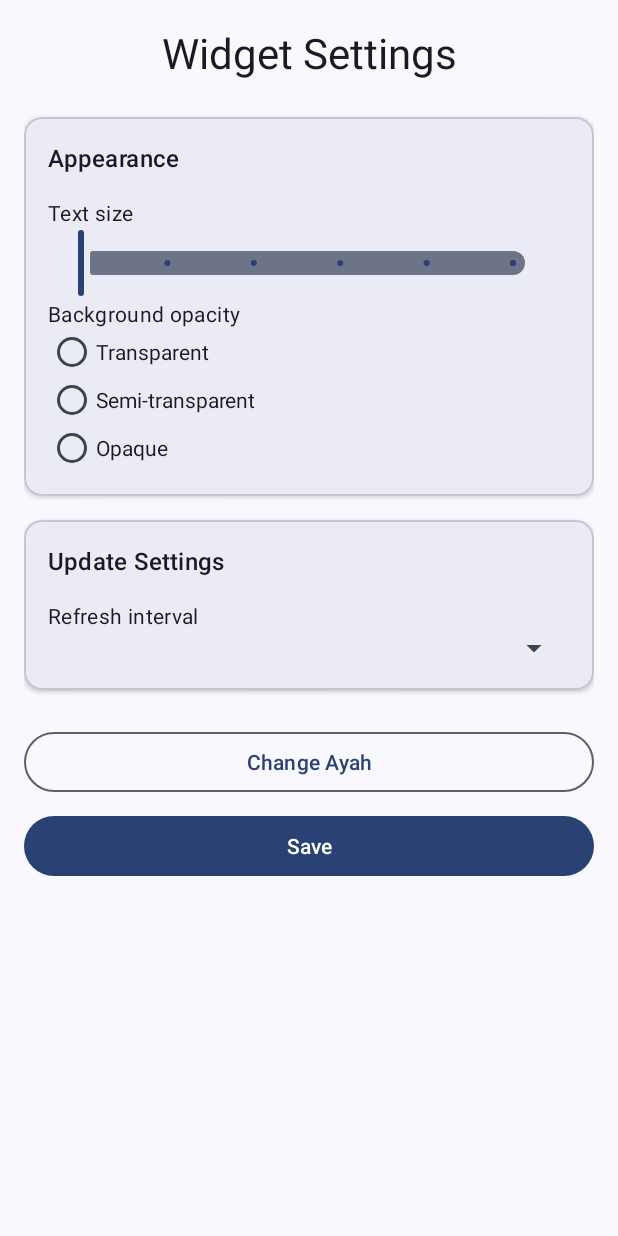
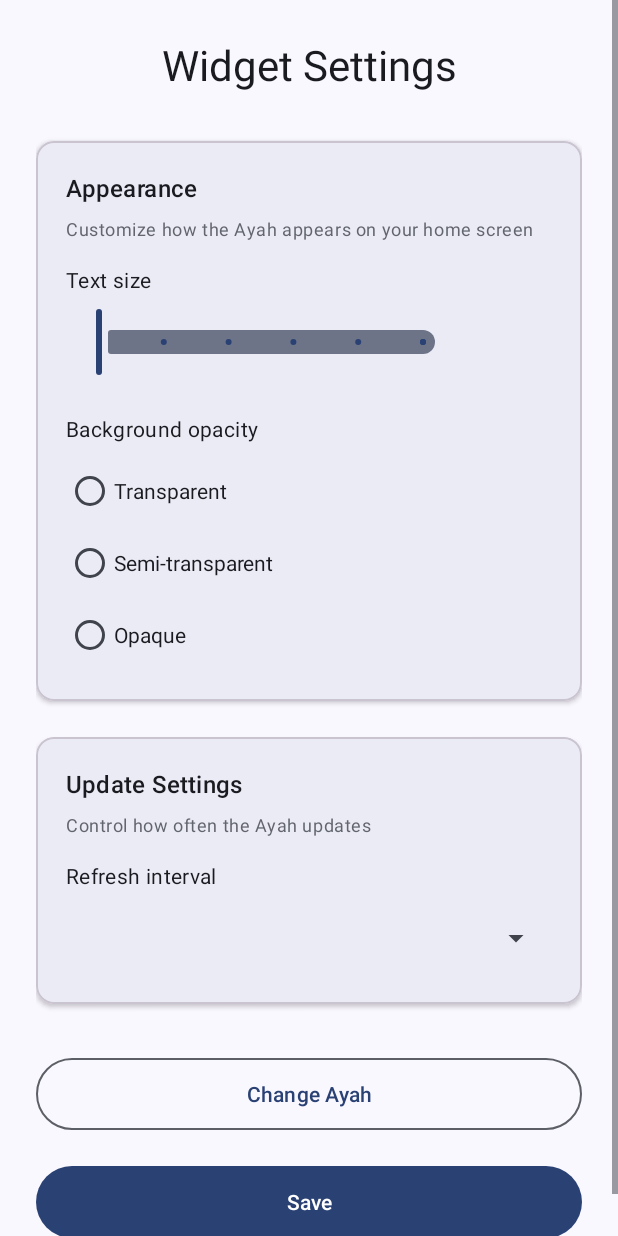
Before and after one commit to jihedamine/ayah-widget, an Android app: the WidgetConfigActivity screen opened directly, with no data from a screen before it, on a phone screen of 412 x 824 dp. Run offline under Robolectric (Android 15) with nearby library versions, the phone set to English and light mode, and no system bars; 1 statement that could not run was skipped.

Commit message:
Fix background alpha

```diff
--- a/app/src/main/AndroidManifest.xml
+++ b/app/src/main/AndroidManifest.xml
@@ -17,6 +17,7 @@
             android:theme="@style/AppTheme">
             <intent-filter>
                 <action android:name="android.appwidget.action.APPWIDGET_CONFIGURE" />
+                <action android:name="android.intent.action.CONFIGURATION_CHANGED" />
             </intent-filter>
         </activity>
 
@@ -25,9 +26,8 @@
             android:exported="false">
             <intent-filter>
                 <action android:name="android.appwidget.action.APPWIDGET_UPDATE" />
-            </intent-filter>
-            <intent-filter>
                 <action android:name="org.jihedamine.ayahwidget.AUTO_UPDATE" />
+                <action android:name="android.intent.action.CONFIGURATION_CHANGED" />
             </intent-filter>
             <meta-data
                 android:name="android.appwidget.provider"
--- a/app/src/main/res/layout/activity_widget_config.xml
+++ b/app/src/main/res/layout/activity_widget_config.xml
@@ -10,38 +10,48 @@
         android:layout_width="match_parent"
         android:layout_height="wrap_content"
         android:orientation="vertical"
-        android:padding="16dp">
+        android:padding="24dp">
 
         <TextView
             android:layout_width="match_parent"
             android:layout_height="wrap_content"
-            android:layout_marginBottom="24dp"
+            android:layout_marginBottom="32dp"
             android:gravity="center"
             android:text="Widget Settings"
+            android:contentDescription="Widget Settings Screen"
             android:textAppearance="@style/TextAppearance.Material3.HeadlineMedium" />
 
         <com.google.android.material.card.MaterialCardView
             android:layout_width="match_parent"
             android:layout_height="wrap_content"
-            android:layout_marginBottom="16dp"
+            android:layout_marginBottom="24dp"
             app:cardElevation="2dp">
 
             <LinearLayout
                 android:layout_width="match_parent"
                 android:layout_height="wrap_content"
                 android:orientation="vertical"
-                android:padding="16dp">
+                android:padding="20dp">
+
+                <TextView
+                    android:layout_width="match_parent"
+                    android:layout_height="wrap_content"
+                    android:layout_marginBottom="8dp"
+                    android:text="Appearance"
+                    android:textAppearance="@style/TextAppearance.Material3.TitleMedium" />
 
                 <TextView
                     android:layout_width="match_parent"
                     android:layout_height="wrap_content"
                     android:layout_marginBottom="16dp"
-                    android:text="Appearance"
-                    android:textAppearance="@style/TextAppearance.Material3.TitleMedium" />
+                    android:text="Customize how the Ayah appears on your home screen"
+                    android:textAppearance="@style/TextAppearance.Material3.BodySmall"
+                    android:alpha="0.8" />
 
                 <TextView
                     android:layout_width="wrap_content"
                     android:layout_height="wrap_content"
+                    android:layout_marginBottom="8dp"
                     android:text="Text size"
                     android:textAppearance="@style/TextAppearance.Material3.BodyMedium" />
 
@@ -49,6 +59,7 @@
                     android:layout_width="match_parent"
                     android:layout_height="wrap_content"
                     android:orientation="horizontal"
+                    android:layout_marginBottom="24dp"
                     android:gravity="center_vertical">
 
                     <com.google.android.material.slider.Slider
@@ -58,19 +69,22 @@
                         android:layout_weight="1"
                         android:valueFrom="40"
                         android:valueTo="60"
-                        android:stepSize="4"/>
+                        android:stepSize="4"
+                        android:contentDescription="Adjust text size"/>
 
                     <TextView
                         android:id="@+id/textSizeValue"
-                        android:layout_width="wrap_content"
+                        android:layout_width="48dp"
                         android:layout_height="wrap_content"
                         android:layout_marginStart="16dp"
+                        android:gravity="end"
                         android:textAppearance="@style/TextAppearance.Material3.BodyMedium"/>
                 </LinearLayout>
 
                 <TextView
                     android:layout_width="wrap_content"
                     android:layout_height="wrap_content"
+                    android:layout_marginBottom="8dp"
                     android:text="Background opacity"
                     android:textAppearance="@style/TextAppearance.Material3.BodyMedium" />
 
@@ -84,58 +98,67 @@
                         android:id="@+id/radioTransparent"
                         android:layout_width="match_parent"
                         android:layout_height="wrap_content"
+                        android:minHeight="48dp"
                         android:text="Transparent" />
 
                     <RadioButton
                         android:id="@+id/radioSemiTransparent"
                         android:layout_width="match_parent"
                         android:layout_height="wrap_content"
+                        android:minHeight="48dp"
                         android:text="Semi-transparent" />
 
                     <RadioButton
                         android:id="@+id/radioOpaque"
                         android:layout_width="match_parent"
                         android:layout_height="wrap_content"
+                        android:minHeight="48dp"
                         android:text="Opaque" />
-
                 </RadioGroup>
-
             </LinearLayout>
         </com.google.android.material.card.MaterialCardView>
 
         <com.google.android.material.card.MaterialCardView
             android:layout_width="match_parent"
             android:layout_height="wrap_content"
-            android:layout_marginBottom="24dp"
+            android:layout_marginBottom="32dp"
             app:cardElevation="2dp">
 
             <LinearLayout
                 android:layout_width="match_parent"
                 android:layout_height="wrap_content"
                 android:orientation="vertical"
-                android:padding="16dp">
+                android:padding="20dp">
+
+                <TextView
+                    android:layout_width="match_parent"
+                    android:layout_height="wrap_content"
+                    android:layout_marginBottom="8dp"
+                    android:text="Update Settings"
+                    android:textAppearance="@style/TextAppearance.Material3.TitleMedium" />
 
                 <TextView
                     android:layout_width="match_parent"
                     android:layout_height="wrap_content"
                     android:layout_marginBottom="16dp"
-                    android:text="Update Settings"
-                    android:textAppearance="@style/TextAppearance.Material3.TitleMedium" />
+                    android:text="Control how often the Ayah updates"
+                    android:textAppearance="@style/TextAppearance.Material3.BodySmall"
+                    android:alpha="0.8" />
 
                 <TextView
                     android:layout_width="wrap_content"
                     android:layout_height="wrap_content"
+                    android:layout_marginBottom="8dp"
                     android:labelFor="@id/intervalPicker"
                     android:text="Refresh interval"
                     android:textAppearance="@style/TextAppearance.Material3.BodyMedium" />
 
-
-                    <Spinner
-                        android:id="@+id/intervalPicker"
-                        android:layout_width="match_parent"
-                        android:layout_height="wrap_content"
-                        android:inputType="none" />
-
+                <Spinner
+                    android:id="@+id/intervalPicker"
+                    android:layout_width="match_parent"
+                    android:layout_height="wrap_content"
+                    android:minHeight="48dp"
+                    android:inputType="none" />
             </LinearLayout>
         </com.google.android.material.card.MaterialCardView>
 
@@ -144,7 +167,8 @@
             style="@style/Widget.Material3.Button.OutlinedButton"
             android:layout_width="match_parent"
             android:layout_height="wrap_content"
-            android:layout_marginBottom="8dp"
+            android:layout_marginBottom="16dp"
+            android:minHeight="56dp"
             android:text="Change Ayah" />
 
         <com.google.android.material.button.MaterialButton
@@ -152,7 +176,7 @@
             style="@style/Widget.Material3.Button"
             android:layout_width="match_parent"
             android:layout_height="wrap_content"
+            android:minHeight="56dp"
             android:text="Save" />
-
     </LinearLayout>
 </ScrollView>
--- a/app/src/main/res/layout/ayah_widget.xml
+++ b/app/src/main/res/layout/ayah_widget.xml
@@ -3,7 +3,7 @@
     android:id="@+id/appwidget_layout"
     android:layout_width="match_parent"
     android:layout_height="match_parent"
-    android:background="?attr/colorSurface"
+    android:background="@color/widget_background"
     android:theme="@style/Theme.Material3.DynamicColors.DayNight">
 
     <TextView
--- /dev/null
+++ b/app/src/main/res/values-night/colors.xml
@@ -0,0 +1,6 @@
+<?xml version="1.0" encoding="utf-8"?>
+<resources>
+    <color name="widget_background_transparent">#1A000000</color>
+    <color name="widget_background_semi_transparent">#9A000000</color>
+    <color name="widget_background_opaque">#FF000000</color>
+</resources>
--- a/app/src/main/res/values/colors.xml
+++ b/app/src/main/res/values/colors.xml
@@ -11,4 +11,8 @@
     <color name="light_blue_200">#FF81D4FA</color>
     <color name="light_blue_600">#FF039BE5</color>
     <color name="light_blue_900">#FF01579B</color>
+    <color name="widget_background">#80FFFFFF</color>
+    <color name="widget_background_transparent">#1AFFFFFF</color>
+    <color name="widget_background_semi_transparent">#9AFFFFFF</color>
+    <color name="widget_background_opaque">#FFFFFFFF</color>
 </resources>
```
Also changed, not shown: app/src/main/java/org/jihedamine/ayahwidget/AyahWidgetProvider.java (+3 -15 lines), app/src/main/java/org/jihedamine/ayahwidget/WidgetConfigActivity.java (+17 -36 lines), 1 other file.
